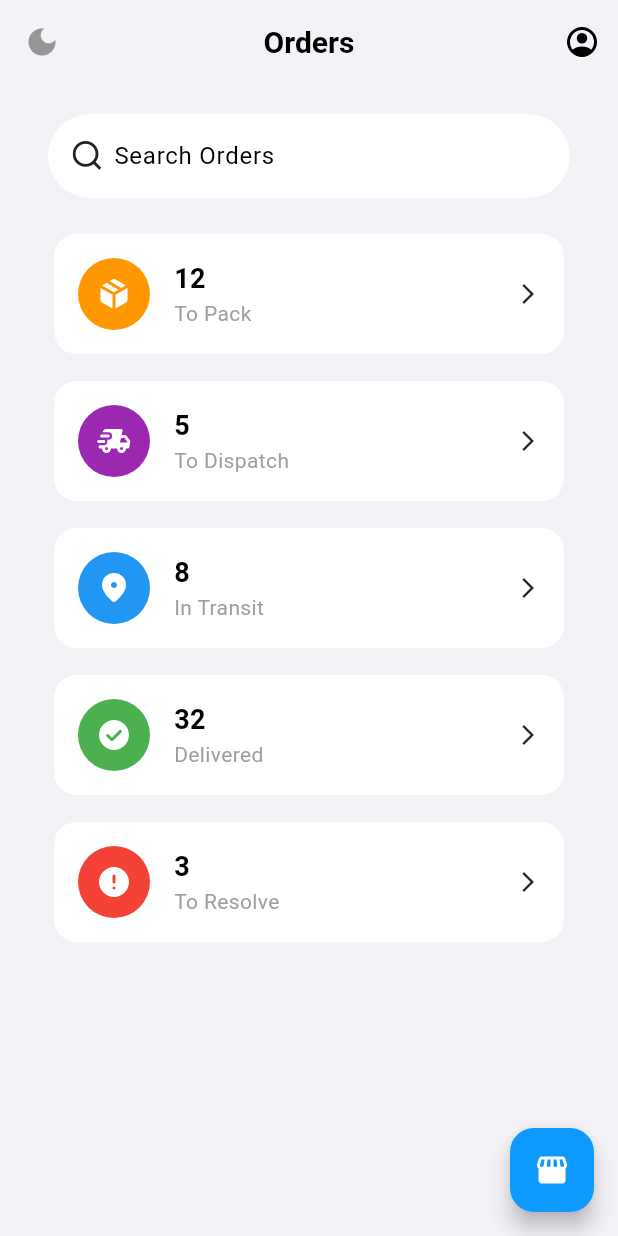
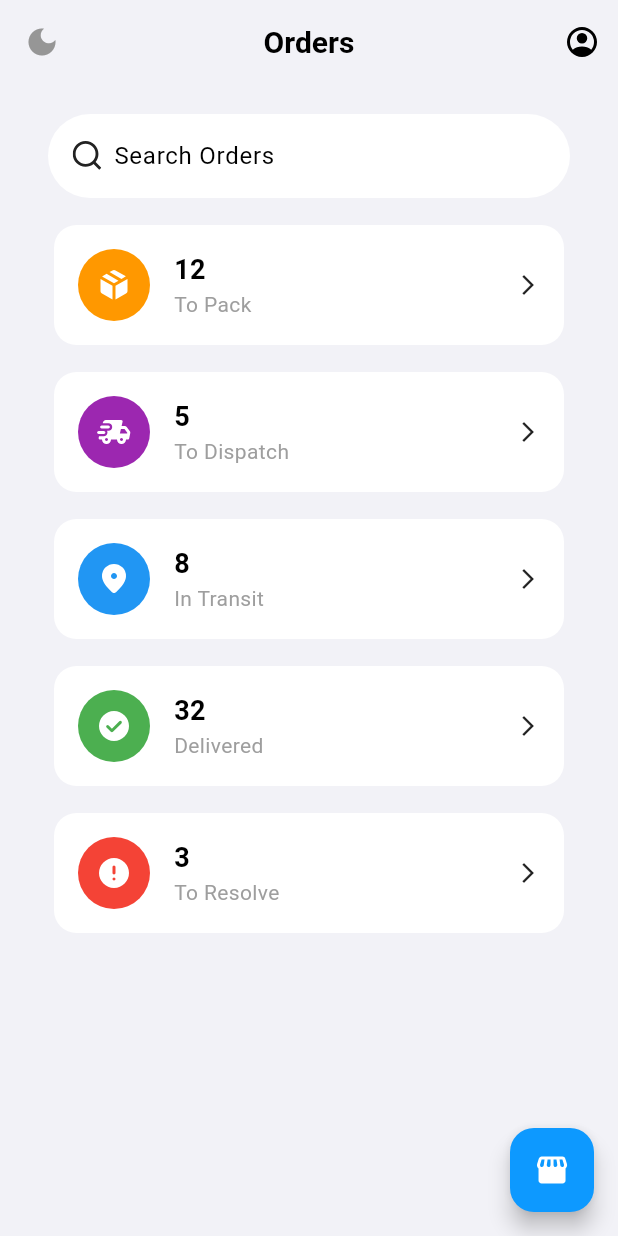
Before and after one commit to SimpliMinimalist/dozo, a Flutter app: the screen it shows after launch, on a phone screen of 412 x 824 dp. Run offline on Flutter 3.47's test engine with Material 3 defaults, Android fonts, the phone set to English and light mode, and no system bars; our stand-ins replace flutter_svg.

Commit message:
fix: Adjust vertical spacing for visual consistency

```diff
--- a/lib/features/orders/presentation/views/orders_screen.dart
+++ b/lib/features/orders/presentation/views/orders_screen.dart
@@ -45,7 +45,7 @@ class OrdersScreen extends StatelessWidget {
           children: const [
             SizedBox(height: 20),
             SearchBarWidget(),
-            SizedBox(height: 20),
+            SizedBox(height: 14.0),
             OrderSummaryCard(
               iconPath: 'assets/icons/box.svg',
               iconColor: Colors.orange,
```
Also changed, not shown: 1 other file.
